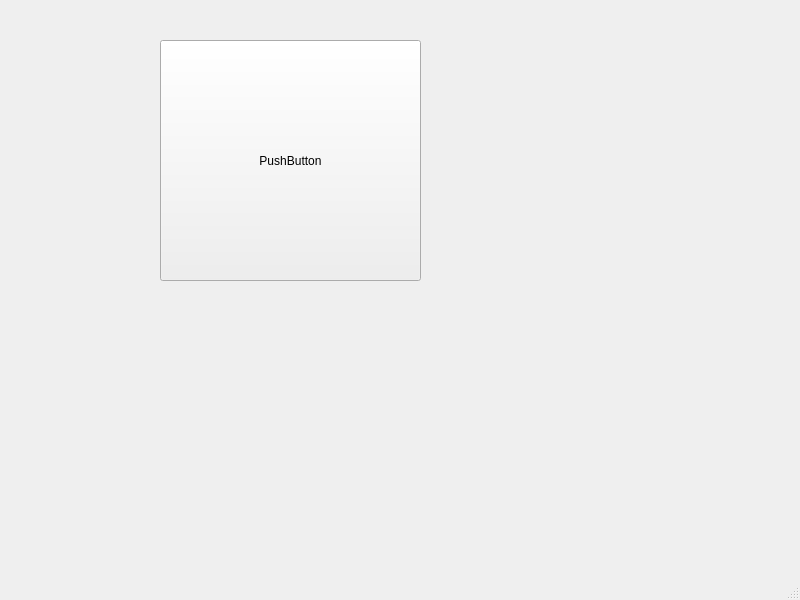
geekori/pyqt5, file src/designer/MainWinMaxMinSize.ui: the form before one commit.
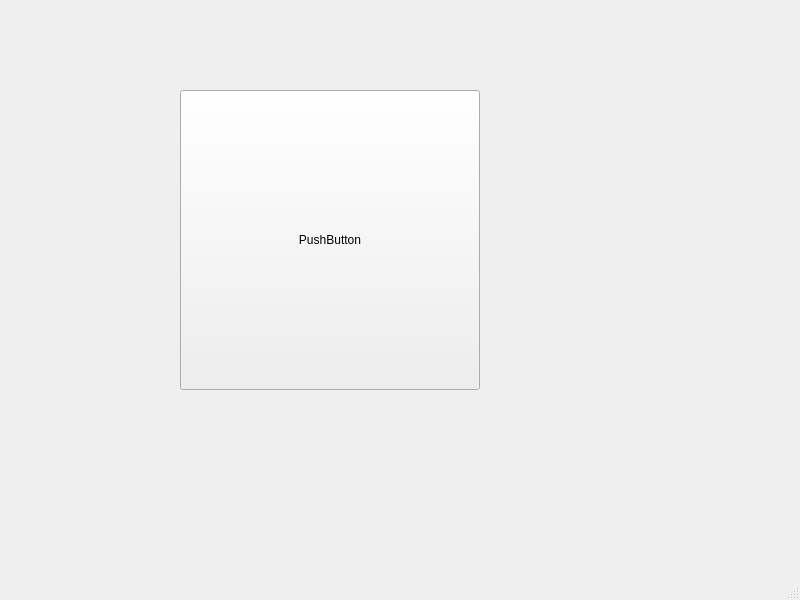
The form after the commit.

```diff
--- a/src/designer/MainWinMaxMinSize.ui
+++ b/src/designer/MainWinMaxMinSize.ui
@@ -17,10 +17,10 @@
    <widget class="QPushButton" name="pushButton">
     <property name="geometry">
      <rect>
-      <x>160</x>
-      <y>40</y>
-      <width>261</width>
-      <height>241</height>
+      <x>180</x>
+      <y>90</y>
+      <width>300</width>
+      <height>300</height>
      </rect>
     </property>
     <property name="minimumSize">
```
